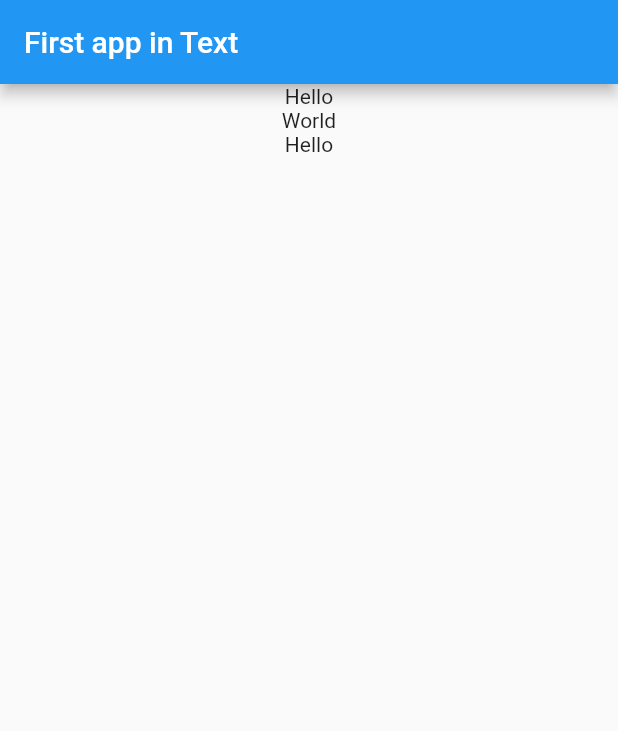
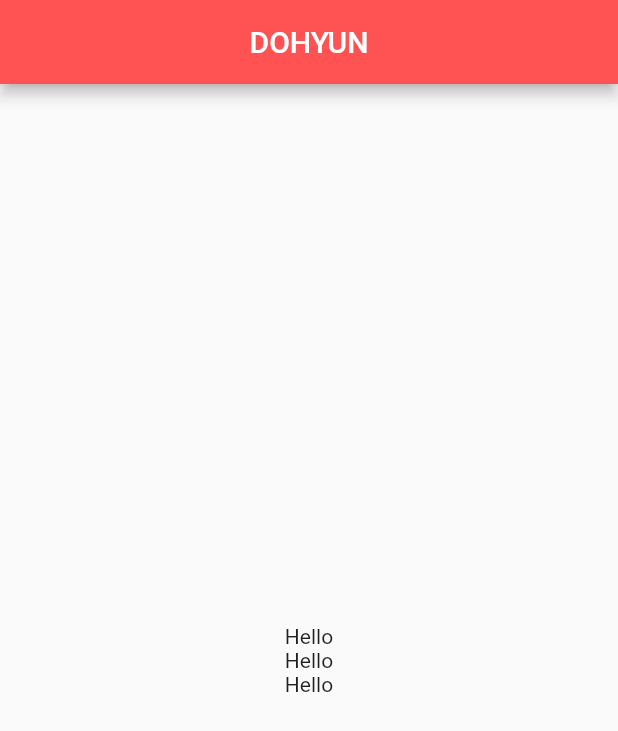
Before and after one commit to crebiz76/myflutterapp, a Flutter app: the screen it shows after launch, on a phone screen of 412 x 824 dp. Shown: the top 731 px of the screen. Run offline on Flutter 3.47's test engine with Material 2 defaults, Android fonts, the phone set to English and light mode, and no system bars.

Commit message:
Center & Column - mainAxisAlignment

```diff
--- a/lib/main.dart
+++ b/lib/main.dart
@@ -1,11 +1,7 @@
 // 1. Flutter material library import
-import 'package:flutter/material.dart';
-
 // 2. App start point: main()
 // 3. Calling function: runApp()
 // 4. Argument: MyApp()
-void main() => runApp(MyApp());
-
 // 5. Create custome widget(stl)
 // 6. Substitution return widget(Container -> MaterialApp)
 // 7. title description
@@ -13,21 +9,41 @@ void main() => runApp(MyApp());
 // 9. primarySwatch argument in ThemeData
 // 10. Color selection
 // 11. home description
+
+import 'package:flutter/material.dart';
+
+void main() => runApp(MyApp());
+
 class MyApp extends StatelessWidget {
   @override
   Widget build(BuildContext context) {
     return MaterialApp(
-        title: 'First app',
-        theme: ThemeData(primarySwatch: Colors.blue),
-        home: Scaffold(
+      title: 'Character card',
+      home: MyCard(),
+    );
+  }
+}
+
+class MyCard extends StatelessWidget {
+  @override
+  Widget build(BuildContext context) {
+    return Scaffold(
       appBar: AppBar(
-            title: Text('First app in Text'),
+        title: Text('DOHYUN'),
+        centerTitle: true,
+        backgroundColor: Colors.redAccent,
+        // elevation: 0.0,
       ),
       body: Center(
         child: Column(
-              children: <Widget>[Text('Hello'), Text('World'), Text('Hello')],
+          mainAxisAlignment: MainAxisAlignment.center,
+          children: [
+            Text('Hello'),
+            Text('Hello'),
+            Text('Hello'),
+          ],
         ),
       ),
-        ));
+    );
   }
 }
```
Lines whose indentation alone changed are shown as unchanged.
